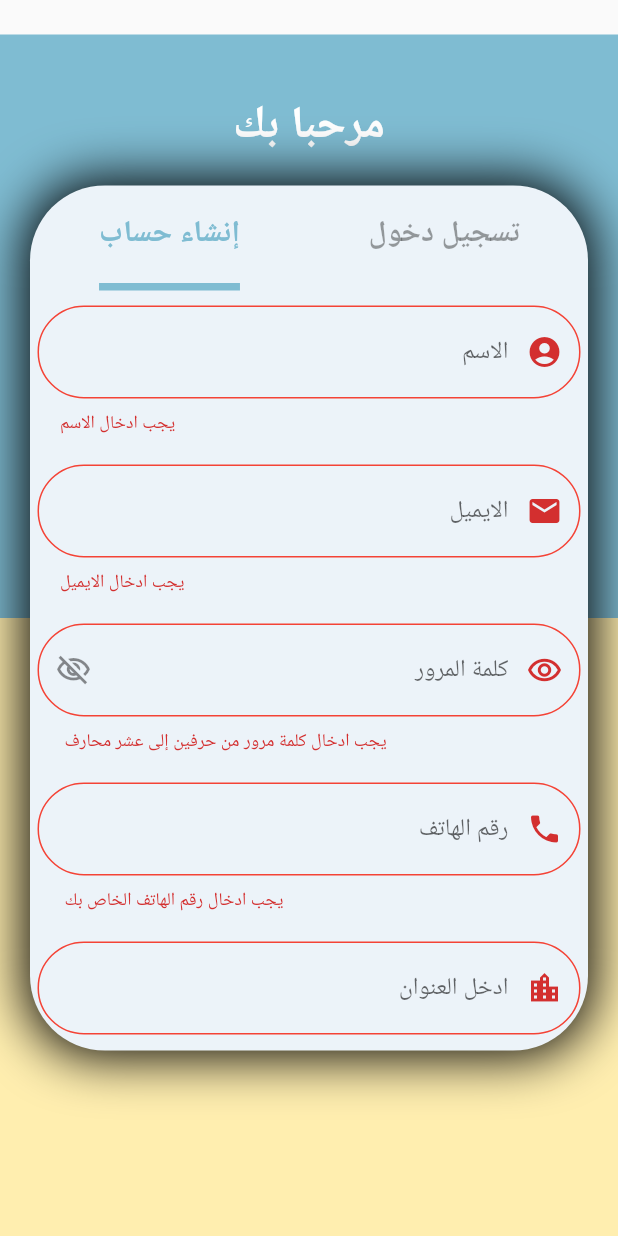
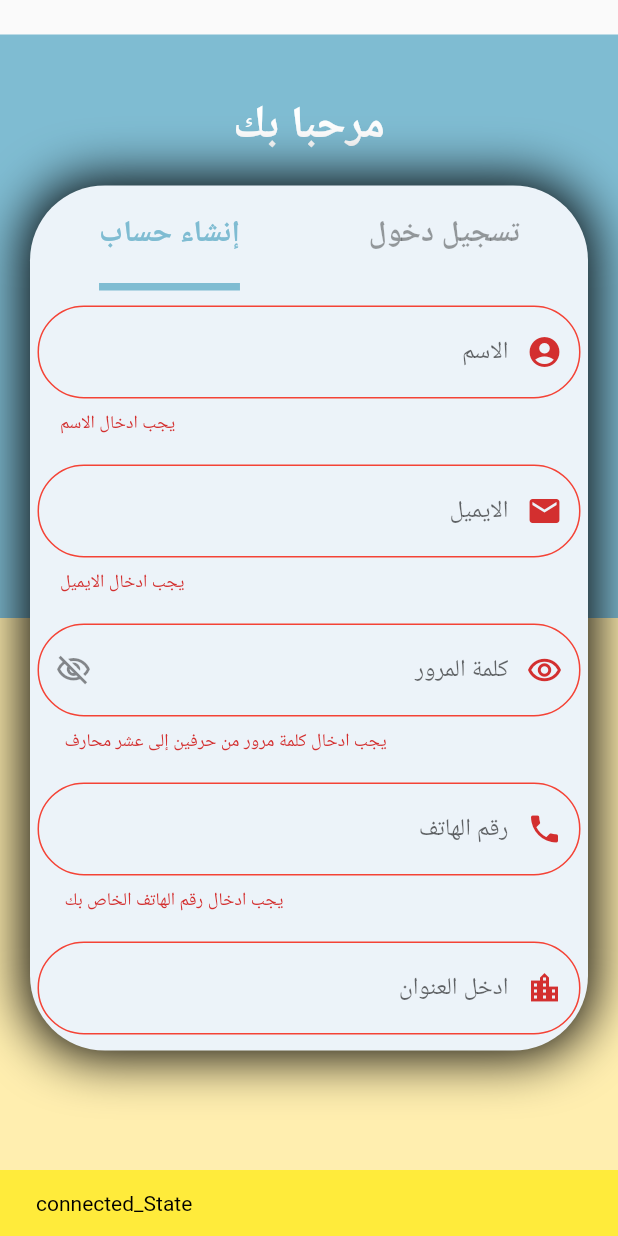
Before and after one commit to MayaGhajghouj/bus_book, a Flutter app: the LogInScreen screen opened directly, after a tap on "حفظ", on a phone screen of 412 x 824 dp. Run offline on Flutter 3.47's test engine with Material 2 defaults, Android fonts, the light colour scheme and no system bars; our stand-ins replace dot_navigation_bar, flutter_bloc; missing offline and left inert: drop_down_list, msh_checkbox, mysql1; Roboto replaces fonts that are missing (Almarai).

Commit message:
logIn & signUp

```diff
--- a/lib/main.dart
+++ b/lib/main.dart
@@ -1,6 +1,5 @@
 import 'package:bus_book/Backend/database.dart';
-import 'package:bus_book/moduls/mainpage.dart';
-import 'package:bus_book/moduls/week_table_screen.dart';
+import 'package:bus_book/moduls/logIn_screen.dart';
 import 'package:bus_book/shared/Appcubitt/appcubit.dart';
 import 'package:flutter/material.dart';
 import 'package:flutter_bloc/flutter_bloc.dart';
@@ -27,7 +26,7 @@ class MyApp extends StatelessWidget {
         ],
         child: MaterialApp(
           debugShowCheckedModeBanner: false,
-          home: MainPage(),
+          home: LogInScreen(),
         ),
       ),
     );
--- a/lib/models/user.dart
+++ b/lib/models/user.dart
@@ -1,11 +1,11 @@
 import 'package:mysql1/mysql1.dart';
 
 class User {
-  int userId;
+  int? userId;
   String userName, userAddress, userPhone, userEmail, userPassword;
 
   User({
-    required this.userId,
+    this.userId,
     required this.userName,
     required this.userPhone,
     required this.userAddress,
--- a/lib/moduls/logIn_screen.dart
+++ b/lib/moduls/logIn_screen.dart
@@ -17,13 +17,11 @@ class LogInScreen extends StatefulWidget {
 
 class _LogInScreenState extends State<LogInScreen>
     with SingleTickerProviderStateMixin {
-  late TabController _controller;
-
   @override
   void initState() {
-    _controller = TabController(length: 2, vsync: this);
+    AppCubit.get(context).controller = TabController(length: 2, vsync: this);
 
-    _controller.addListener(() {
+    AppCubit.get(context).controller.addListener(() {
       setState(() {});
     });
 
@@ -51,6 +49,7 @@ class _LogInScreenState extends State<LogInScreen>
     return BlocConsumer<AppCubit, AppStates>(
       listener: (BuildContext context, Object? state) {},
       builder: (BuildContext context, state) {
+        AppCubit myCubit = AppCubit.get(context);
         return DefaultTabController(
           length: 2,
           child: Scaffold(
@@ -68,7 +67,7 @@ class _LogInScreenState extends State<LogInScreen>
                         child: Padding(
                           padding: const EdgeInsets.all(40.0),
                           child: Text(
-                            _controller.index == 0
+                            myCubit.controller.index == 0
                                 ? 'مرحبا بك '
                                 : 'اهلا بعودتك من جديد ',
                             textAlign: TextAlign.center,
@@ -93,7 +92,7 @@ class _LogInScreenState extends State<LogInScreen>
                   child: Padding(
                     padding: const EdgeInsets.all(20.0),
                     child: Container(
-                      height: _controller.index == 1
+                      height: myCubit.controller.index == 1
                           ? HieghtOfScreen(context) * 0.5
                           : HieghtOfScreen(context) * 0.70,
                       decoration: BoxDecoration(
@@ -115,7 +114,7 @@ class _LogInScreenState extends State<LogInScreen>
                             // this container  for tabBar labels
                             height: 70.0,
                             child: TabBar(
-                              controller: _controller,
+                              controller: myCubit.controller,
                               labelColor: mycolor.blue,
                               unselectedLabelColor: Color(0xff61000000),
                               labelPadding: EdgeInsets.all(5.0),
@@ -133,7 +132,7 @@ class _LogInScreenState extends State<LogInScreen>
                           Expanded(
                             // ignore: prefer_const_literals_to_create_immutables
                             child: TabBarView(
-                                controller: _controller,
+                                controller: myCubit.controller,
                                 children: [signupObject, loginObject]),
                           ),
                         ],
--- a/lib/moduls/login_form_screen.dart
+++ b/lib/moduls/login_form_screen.dart
@@ -1,10 +1,13 @@
 // ignore_for_file: non_constant_identifier_names
 
+import 'package:bus_book/Backend/database.dart';
+import 'package:bus_book/Backend/db_states.dart';
 import 'package:bus_book/shared/Appcubitt/appcubit.dart';
 import 'package:bus_book/shared/Appcubitt/appstates.dart';
 import 'package:flutter/material.dart';
 import 'package:flutter_bloc/flutter_bloc.dart';
 import '../shared/componants.dart';
+import 'mainpage.dart';
 
 class LogInFormScreen extends StatefulWidget {
   @override
@@ -20,6 +23,19 @@ class _LogInFormScreenState extends State<LogInFormScreen> {
   @override
   Widget build(BuildContext context) {
     AppCubit MyLogincubit = AppCubit.get(context);
+    DataBase myDB = DataBase.get(context);
+    return BlocConsumer<DataBase, DatabaseStates>(
+      listener: (context, state) {
+        if (state is SelectedData) {
+          mySnackBar(
+              'WELCOMe in your account ', context, Colors.yellow, Colors.black);
+        }
+        if (state is ErrorSelectingDataState) {
+          mySnackBar('error in your informations ', context, Colors.pink,
+              Colors.black);
+        }
+      },
+      builder: (context, state) {
         return BlocConsumer<AppCubit, AppStates>(
           listener: (BuildContext context, Object? state) {},
           builder: (BuildContext context, state) {
@@ -62,7 +78,18 @@ class _LogInFormScreenState extends State<LogInFormScreen> {
                       context: context,
                       onpressed: () {
                         if (formkey.currentState!.validate()) {
-                      print('*****************************************');
+                          myDB.UserLogin(
+                                  Emailcontroller.text, passwordcontroller.text)
+                              .then((value) {
+                            if (myDB.temp) {
+                              GoforWard(context, MainPage());
+                              Emailcontroller.clear();
+                              passwordcontroller.clear();
+                            } else {
+                              mySnackBar('ليس لديك حساب', context, Colors.green,
+                                  Colors.black);
+                            }
+                          });
                         }
                       },
                       text: "حفظ",
@@ -73,5 +100,7 @@ class _LogInFormScreenState extends State<LogInFormScreen> {
             );
           },
         );
+      },
+    );
   }
 }
--- a/lib/moduls/signup_form_screen.dart
+++ b/lib/moduls/signup_form_screen.dart
@@ -2,6 +2,7 @@
 
 import 'package:bus_book/Backend/database.dart';
 import 'package:bus_book/Backend/db_states.dart';
+import 'package:bus_book/models/user.dart';
 import 'package:bus_book/shared/Appcubitt/appcubit.dart';
 import 'package:bus_book/shared/Appcubitt/appstates.dart';
 import 'package:flutter/material.dart';
@@ -30,14 +31,21 @@ class _SignUpFormScreenState extends State<SignUpFormScreen> {
   @override
   Widget build(BuildContext context) {
     AppCubit MyLogincubit = AppCubit.get(context);
-    return BlocConsumer<AppCubit, AppStates>(
-      listener: (BuildContext context, Object? state) {
+    DataBase mydb = DataBase.get(context);
+
+    return BlocConsumer<DataBase, DatabaseStates>(
+      listener: (context, state) {
         if (state is Connected) {
           mySnackBar('connected_State', context, Colors.yellow, Colors.black);
+          print('CONEECTED ***************************');
         } else if (state is ErrorConnectingDataState)
           mySnackBar('Error_Connect', context, Colors.red, Colors.white);
       },
+      builder: (context, state) {
+        return BlocConsumer<AppCubit, AppStates>(
+          listener: (BuildContext context, Object? state) {},
           builder: (BuildContext context, state) {
+            AppCubit mycubit = AppCubit.get(context);
             return Form(
               key: formkey,
               child: SingleChildScrollView(
@@ -77,7 +85,7 @@ class _SignUpFormScreenState extends State<SignUpFormScreen> {
                         MyLogincubit.changepasswordvisibility();
                       },
                       validate: (String? m) {
-                    if (m!.isEmpty || (m.length < 3 && m.length > 10))
+                        if (m!.isEmpty || (m.length < 3 || m.length > 10))
                           return " يجب ادخال كلمة مرور من حرفين إلى عشر محارف ";
                         return null;
                       },
@@ -89,7 +97,8 @@ class _SignUpFormScreenState extends State<SignUpFormScreen> {
                       typeofkeybord: TextInputType.phone,
                       mytextalign: TextAlign.end,
                       validate: (String? m) {
-                    if (m!.isEmpty) return "يجب ادخال رقم الهاتف الخاص بك  ";
+                        if (m!.isEmpty)
+                          return "يجب ادخال رقم الهاتف الخاص بك  ";
                         return null;
                       },
                     ),
@@ -114,7 +123,20 @@ class _SignUpFormScreenState extends State<SignUpFormScreen> {
                       context: context,
                       onpressed: () {
                         if (formkey.currentState!.validate()) {
-                      print('*****************************************');
+                          User myuser = new User(
+                              userName: Namecontroller.text,
+                              userPhone: Phonecontroller.text,
+                              userAddress: Addresscontroller.text,
+                              userEmail: Emailcontroller.text,
+                              userPassword: passwordcontroller.text);
+                          mydb.insertUser(myuser).then((value) {
+                            Namecontroller.clear();
+                            Phonecontroller.clear();
+                            Addresscontroller.clear();
+                            Emailcontroller.clear();
+                            passwordcontroller.clear();
+                            mycubit.controller.index = 1;
+                          });
                         }
                       },
                       text: "حفظ",
@@ -125,6 +147,7 @@ class _SignUpFormScreenState extends State<SignUpFormScreen> {
             );
           },
         );
+      },
+    );
   } // builde method
-
 }
--- a/lib/shared/Appcubitt/appcubit.dart
+++ b/lib/shared/Appcubitt/appcubit.dart
@@ -4,7 +4,6 @@ import 'package:bus_book/shared/Appcubitt/appstates.dart';
 import 'package:bus_book/shared/Constants/mycolors.dart';
 import 'package:dot_navigation_bar/dot_navigation_bar.dart';
 import 'package:drop_down_list/model/selected_list_item.dart';
-import 'package:dropdown_plus/dropdown_plus.dart';
 import 'package:flutter/material.dart';
 import 'package:flutter_bloc/flutter_bloc.dart';
 
@@ -12,6 +11,10 @@ class AppCubit extends Cubit<AppStates> {
   AppCubit() : super(InitialAppState());
 
   static AppCubit get(context) => BlocProvider.of(context);
+
+  //==============  tab bar ============================================
+  late TabController controller;
+
   //===================== LOGin operations  =============================
   bool ispassword = true;
   IconData prefix = Icons.visibility_off_outlined;
@@ -138,19 +141,6 @@ class AppCubit extends Cubit<AppStates> {
     ),
   ];
 
-////*********************************************************
-  DropdownEditingController<String> TripGoTimeController =
-      DropdownEditingController(); // موعد ذهاب الرحلة
-  DropdownEditingController<String> TripBackTimeController =
-      DropdownEditingController(); // موعد عودة الرحلة
-
-  DropdownEditingController<String> AdditionalDayTrip =
-      DropdownEditingController(); // اختر اليوم في اشتراك رحلة اضافية
-  DropdownEditingController<String> AdditionaTypelTrip =
-      DropdownEditingController(); // اختر نوع الرحلة اضافية
-  DropdownEditingController<String> AdditionalTimeTrip =
-      DropdownEditingController(); // اختر وقت الرحلة اضافية
-
   //************************ CheckValue ************************************
   bool checkvalueSaterday = false;
   bool checkvalueSunday = false;
--- a/lib/shared/componants.dart
+++ b/lib/shared/componants.dart
@@ -4,7 +4,6 @@ import 'package:bus_book/shared/Appcubitt/appcubit.dart';
 import 'package:bus_book/shared/Constants/mycolors.dart';
 import 'package:drop_down_list/drop_down_list.dart';
 import 'package:drop_down_list/model/selected_list_item.dart';
-import 'package:dropdown_plus/dropdown_plus.dart';
 import 'package:flutter/material.dart';
 import 'package:msh_checkbox/msh_checkbox.dart';
 
```
Also changed, not shown: lib/Backend/database.dart (+20 -3 lines), pubspec.lock. Lines whose indentation alone changed are shown as unchanged.
